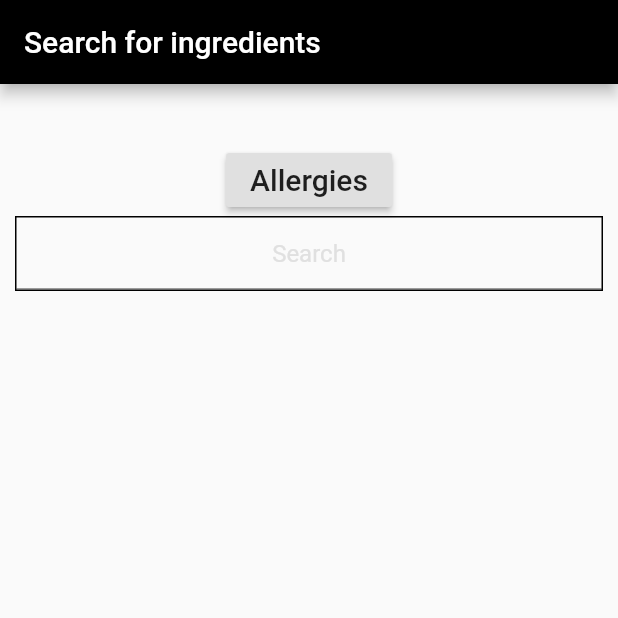
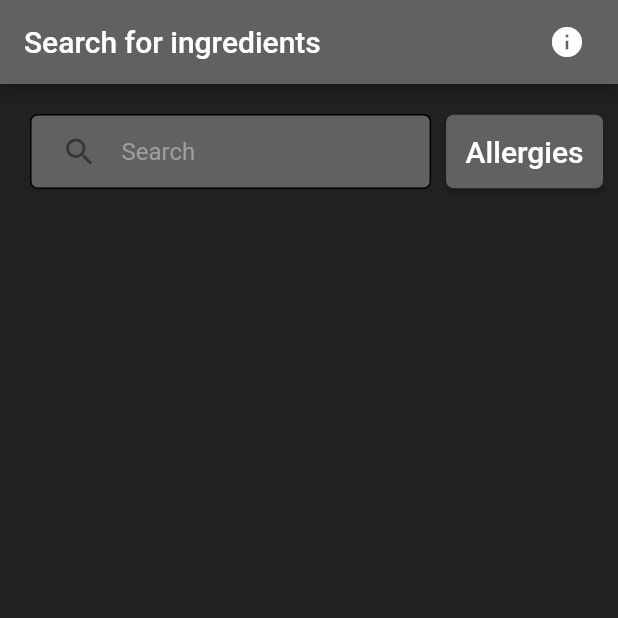
Before and after one commit to HuePhung/Kiss_Project, a Flutter app: the SearchScreen screen opened directly, on a phone screen of 412 x 824 dp, the top half of it. Run offline on Flutter 3.47's test engine with Material 2 defaults, Android fonts, the phone set to English and light mode, and no system bars; our stand-ins replace camera, flutter_keyboard_visibility, image_picker, shared_preferences; missing offline and left inert: exif, firebase_ml_vision; accounts and stored records are empty.

Commit message:
Added dark theme to the searchScreen.dart Modified button layout of searchScreen.dart

```diff
--- a/project_kiss/lib/searchScreen.dart
+++ b/project_kiss/lib/searchScreen.dart
@@ -5,13 +5,15 @@ import 'package:test_final/search/fast_levenshtein.dart';
 import 'package:test_final/search/ingredient.dart';
 import 'package:test_final/detailScreen.dart';
 import 'package:test_final/search/trie_data_structure.dart';
-class SearchScreen extends StatefulWidget{
+import 'package:test_final/impressumScreen.dart';
+
+class SearchScreen extends StatefulWidget {
   @override
   State<StatefulWidget> createState() {
     return _SearchScreenState();
   }
+}
 
-}
 class _SearchScreenState extends State<SearchScreen> {
   var _searchEdit = new TextEditingController();
   bool _isSearch = true;
@@ -24,6 +26,7 @@ class _SearchScreenState extends State<SearchScreen> {
     super.initState();
     _ingredients = new List<Ingredient>();
   }
+
   _SearchScreenState() {
     _searchEdit.addListener(() {
       if (_searchEdit.text.isEmpty) {
@@ -43,54 +46,90 @@ class _SearchScreenState extends State<SearchScreen> {
   @override
   Widget build(BuildContext context) {
     return GestureDetector(
-      onTap: (){
+      onTap: () {
         FocusScope.of(context).unfocus();
       },
       child: Scaffold(
         appBar: AppBar(
           title: Text("Search for ingredients"),
-              backgroundColor: Colors.black,
+          backgroundColor: Colors.grey[700],
+          actions: [
+            IconButton(
+              padding: EdgeInsets.only(right: 20),
+              onPressed: () {
+                Navigator.push(context,
+                    MaterialPageRoute(builder: (context) => ImpressumScreen()));
+              },
+              icon: Icon(
+                Icons.info,
+                color: Colors.white,
+              ),
+            ),
+          ],
         ),
         body: Container(
-              margin: EdgeInsets.only(left: 10.0, right: 10.0, top: 10.0),
+          color: Colors.grey[900],
+          padding: EdgeInsets.only(left: 10.0, right: 10.0, top: 10.0),
           child: Column(
             children: <Widget>[
-                  const SizedBox(height: 30),
+              //FIXME:Does not work :(
+              Row(
+                children: [
+                  Expanded(
+                    child: _searchBox(),
+                  ),
                   RaisedButton(
-                    onPressed: ()
-                    {
-                      setState(()
-                      {
+                    onPressed: () {
+                      setState(
+                        () {
                           _isInAllergyList = true;
                           _searchEdit.text = '';
                           _ingredients = FastLevenshtein.getAllergyList();
                           FocusScope.of(context).unfocus();
-                      });
                         },
-                    child: const Text('Allergies', style: TextStyle(fontSize: 20)),
+                      );
+                    },
+                    child: const Text(
+                      'Allergies',
+                      style: TextStyle(fontSize: 20, color: Colors.white),
                     ),
-                  _searchBox(),
+                    padding: EdgeInsets.all(13),
+                    shape: RoundedRectangleBorder(
+                      borderRadius: BorderRadius.circular(5),
+                    ),
+                    color: Colors.grey[700],
+                  ),
+                ],
+              ),
               _isSearch ? _listView() : _searchIngredients(_isInAllergyList),
             ],
           ),
-
         ),
-
       ),
-
     );
   }
 
   Widget _searchBox() {
     return Container(
-      decoration: BoxDecoration(border: Border.all(width: 1.0)),
+      margin: EdgeInsets.all(10),
+      padding: EdgeInsets.only(left: 20),
+      decoration: BoxDecoration(
+        border: Border.all(width: 1.0),
+        borderRadius: BorderRadius.all(Radius.circular(
+            5.0)), //TODO: color search box while typing (maybe use TextFormField)
+        color: Colors.grey[700],
+      ),
       child: TextField(
         controller: _searchEdit,
         decoration: InputDecoration(
+          border: InputBorder.none,
           hintText: "Search",
-          hintStyle: TextStyle(color: Colors.grey[300]),
+          hintStyle: TextStyle(color: Colors.grey[500]),
+          icon: Icon(
+            Icons.search,
           ),
-        textAlign: TextAlign.center,
+        ),
+        textAlign: TextAlign.left,
       ),
     );
   }
@@ -106,16 +145,20 @@ class _SearchScreenState extends State<SearchScreen> {
               Navigator.push(
                 context,
                 MaterialPageRoute(
-                    builder: (context) => DetailScreen(appBarTitle: "Ingredient", ingredient: _ingredients[index],),
+                  builder: (context) => DetailScreen(
+                    appBarTitle: "Ingredient",
+                    ingredient: _ingredients[index],
                   ),
-                ).then((value) =>
-                    setState(() {
+                ),
+              ).then((value) => setState(() {
                     _ingredients = FastLevenshtein.getAllergyList();
                     FocusScope.of(context).unfocus();
                   }));
             },
             child: Card(
-                color: _ingredients[index].isAllergic ?  Colors.redAccent[100] : Colors.lightGreenAccent[100],
+              color: _ingredients[index].isAllergic
+                  ? Colors.redAccent[100]
+                  : Colors.lightGreenAccent[100],
               elevation: 5.0,
               child: Container(
                 margin: EdgeInsets.all(15.0),
@@ -123,16 +166,16 @@ class _SearchScreenState extends State<SearchScreen> {
               ),
             ),
           );
-          }),
+        },
+      ),
     );
   }
 
-  Widget _searchIngredients(bool allergy){
+  Widget _searchIngredients(bool allergy) {
     _ingredients.clear();
 
     if (_searchText.isNotEmpty) {
-        _ingredients = FastLevenshtein
-            .autoComplete(_searchText);
+      _ingredients = FastLevenshtein.autoComplete(_searchText);
     }
     return _listView();
   }
```
Also changed, not shown: project_kiss/lib/cameraScreen.dart (+2 -29 lines). Lines whose indentation alone changed are shown as unchanged.
